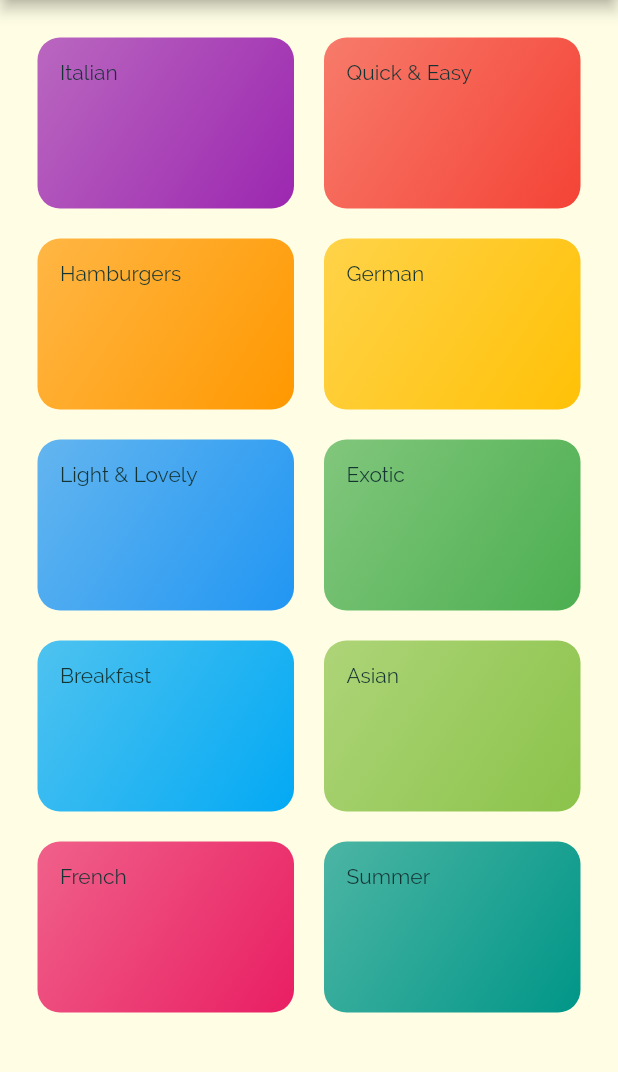
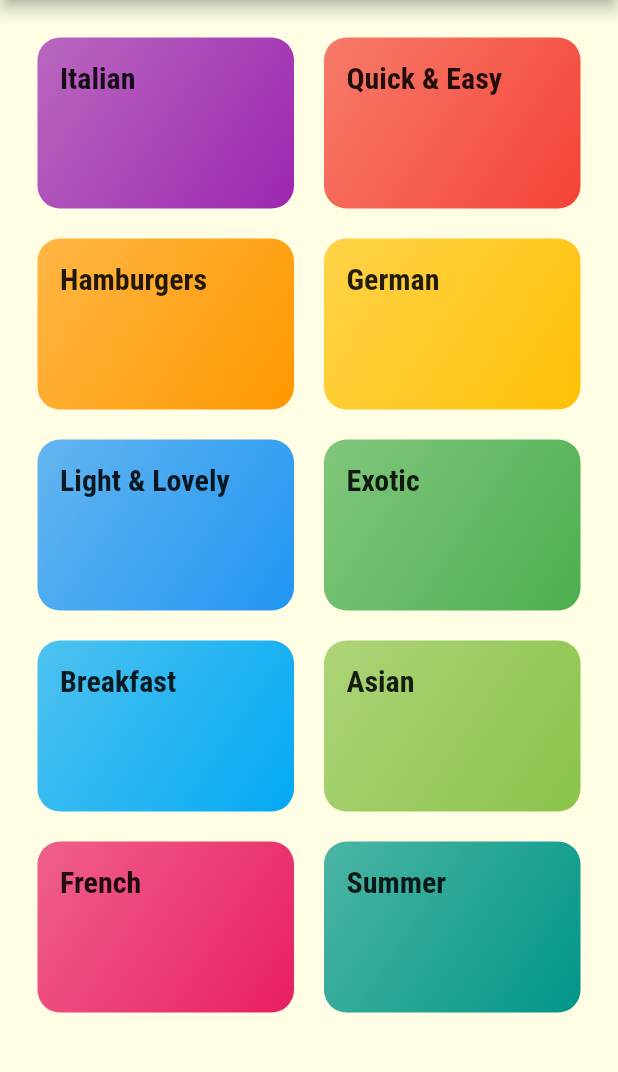
Before and after one commit to kmvbatista/meals-flutter-app, a Flutter app: the screen it shows after launch, on a phone screen of 412 x 824 dp, the part 84-1156 px from its top. Run offline on Flutter 3.47's test engine with Material 2 defaults, Android fonts, the phone set to English and light mode, and no system bars.

Commit message:
feature/category_meals_screen

```diff
--- a/lib/main.dart
+++ b/lib/main.dart
@@ -15,13 +15,16 @@ class MyApp extends StatelessWidget {
         canvasColor: Color.fromRGBO(255, 254, 229, 1),
         fontFamily: 'Raleway',
         textTheme: ThemeData.light().textTheme.copyWith(
-              body1: TextStyle(
-                color: Color.fromRGBO(20, 51, 51, 1),
-              ),
-              body2: TextStyle(
-                color: Color.fromRGBO(20, 51, 51, 1),
-              ),
+            body1: TextStyle(
+              color: Color.fromRGBO(20, 51, 51, 1),
             ),
+            body2: TextStyle(
+              color: Color.fromRGBO(20, 51, 51, 1),
+            ),
+            title: TextStyle(
+                fontFamily: 'RobotoCondensed',
+                fontSize: 20,
+                fontWeight: FontWeight.bold)),
       ),
       home: CategoriesScreen(),
     );
--- a/lib/widgets/category_item.dart
+++ b/lib/widgets/category_item.dart
@@ -1,16 +1,29 @@
 import 'package:flutter/material.dart';
+import 'package:meals/pages/category_meals.dart';
 
 class CategoryItem extends StatelessWidget {
   final String title;
   final Color color;
   final String id;
 
+  void selectCategory(BuildContext context) {
+    Navigator.of(context).push(MaterialPageRoute(builder: (_) {
+      return CategoryMeals();
+    }));
+  }
+
   CategoryItem(this.title, this.color, this.id);
   @override
   Widget build(BuildContext context) {
-    return Container(
+    return InkWell(
+      onTap: () => selectCategory(context),
+      splashColor: Theme.of(context).primaryColor,
+      child: Container(
         padding: EdgeInsets.all(15),
-      child: Text(title),
+        child: Text(
+          title,
+          style: Theme.of(context).textTheme.title,
+        ),
         decoration: BoxDecoration(
             gradient: LinearGradient(
               colors: [color.withOpacity(.7), color],
@@ -18,6 +31,7 @@ class CategoryItem extends StatelessWidget {
               end: Alignment.bottomRight,
             ),
             borderRadius: BorderRadius.circular(15)),
+      ),
     );
   }
 }
```
Also changed, not shown: lib/pages/category_meals.dart (added, +13 -0 lines). Lines whose indentation alone changed are shown as unchanged.
